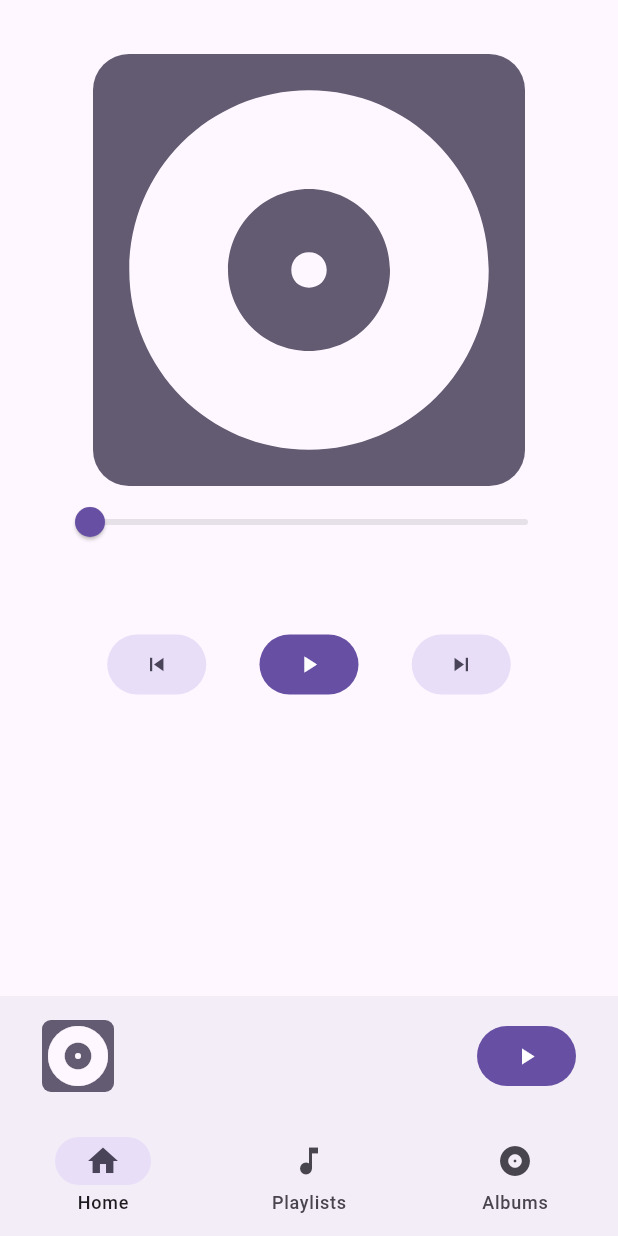
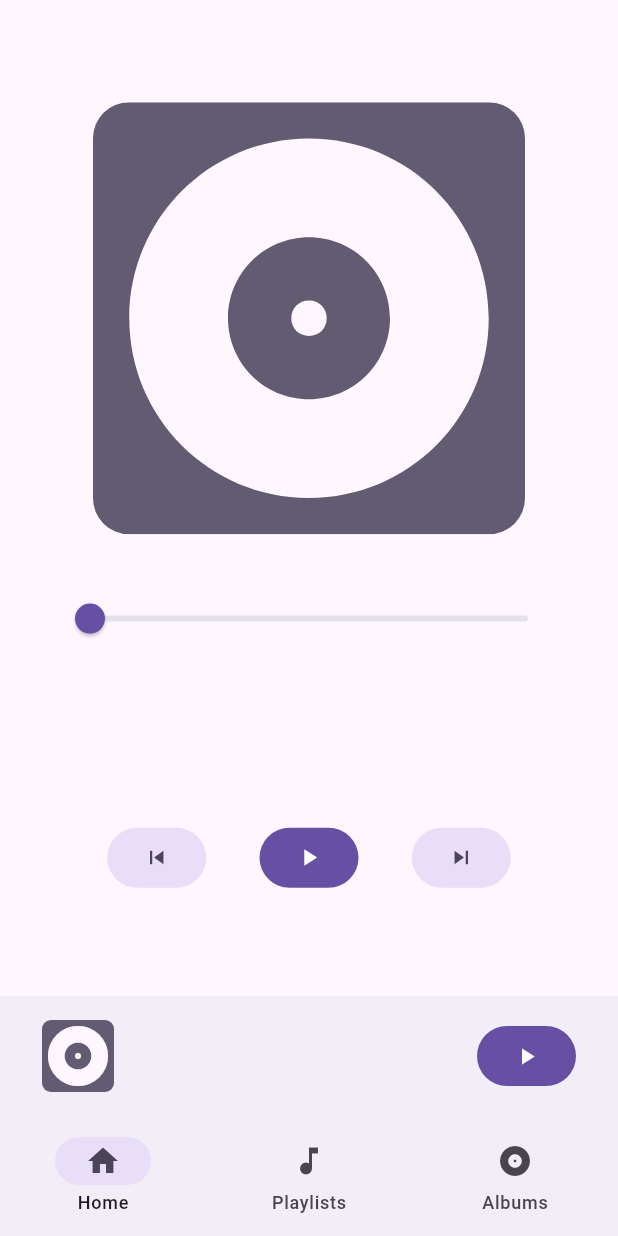
Before and after one commit to ulysg/k19-player, a Flutter app: the screen it shows after launch, on a phone screen of 412 x 824 dp. Run offline on Flutter 3.47's test engine with Material 3 defaults, Android fonts, the phone set to English and light mode, and no system bars; drawn by our look-alikes of dynamic_color; our stand-ins replace just_audio, just_audio_background.

Commit message:
Yes it works

```diff
--- a/lib/main.dart
+++ b/lib/main.dart
@@ -36,8 +36,42 @@ class MainApp extends StatelessWidget {
           useMaterial3: true,
         ),
 
-        home: Scaffold(
-          bottomNavigationBar: NavigationBar(
+        home: const Scaffold(
+          bottomNavigationBar: NavBar(),
+          body: MainView()
+        ),
+      );
+    });
+  }
+}
+
+class MainView extends StatelessWidget {
+  const MainView({super.key});
+
+  @override
+  Widget build(BuildContext context) {
+    return Scaffold(
+      body: const Player(),
+
+      bottomNavigationBar: InkWell(
+        onTap: () {
+          Scaffold.of(context).showBottomSheet((builder) {
+            return const Player();
+          });
+        },
+
+        child: const SmallPlayer(),
+      ),
+    );
+  }
+}
+
+class NavBar extends StatelessWidget {
+  const NavBar({super.key});
+
+    @override
+  Widget build(BuildContext context) {
+    return NavigationBar(
       onDestinationSelected: (int index) {
       },
 
@@ -57,18 +91,6 @@ class MainApp extends StatelessWidget {
           label: 'Albums',
         ),
       ],
-          ),
-
-          body: const Column(
-            mainAxisAlignment: MainAxisAlignment.spaceBetween,
-
-            children: [
-              Player(),
-              SmallPlayer()
-            ],
-          )
-        ),
     );
-    });
   }
 }
--- a/lib/widgets/small_player.dart
+++ b/lib/widgets/small_player.dart
@@ -10,14 +10,7 @@ class SmallPlayer extends StatelessWidget {
 
   @override
   Widget build(BuildContext context) {
-    return InkWell(
-      onTap: () {
-         Scaffold.of(context).showBottomSheet((builder) {
-          return const Player();
-         });
-      },
-
-      child: BottomAppBar(
+      return BottomAppBar(
         child: Container(
           margin: const EdgeInsets.symmetric(horizontal: 12, vertical: 0),
 
@@ -90,7 +83,6 @@ class SmallPlayer extends StatelessWidget {
             ]
           ),
         )
-      ),
-    );
+      );
   }
 }
```
Lines whose indentation alone changed are shown as unchanged.
